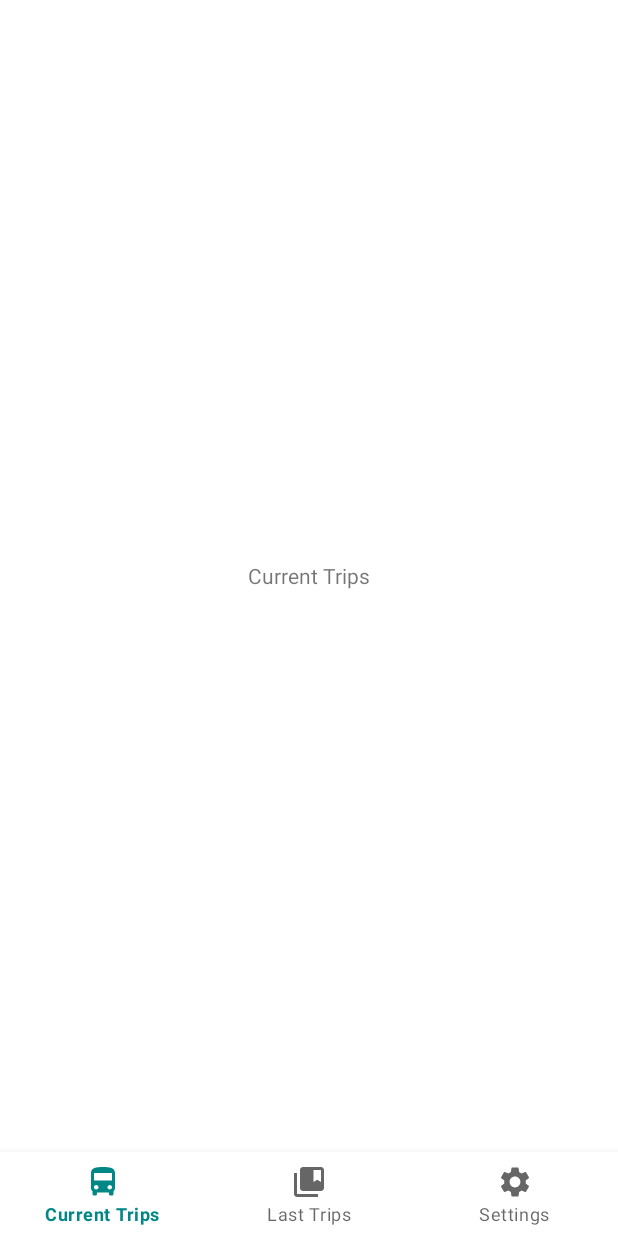
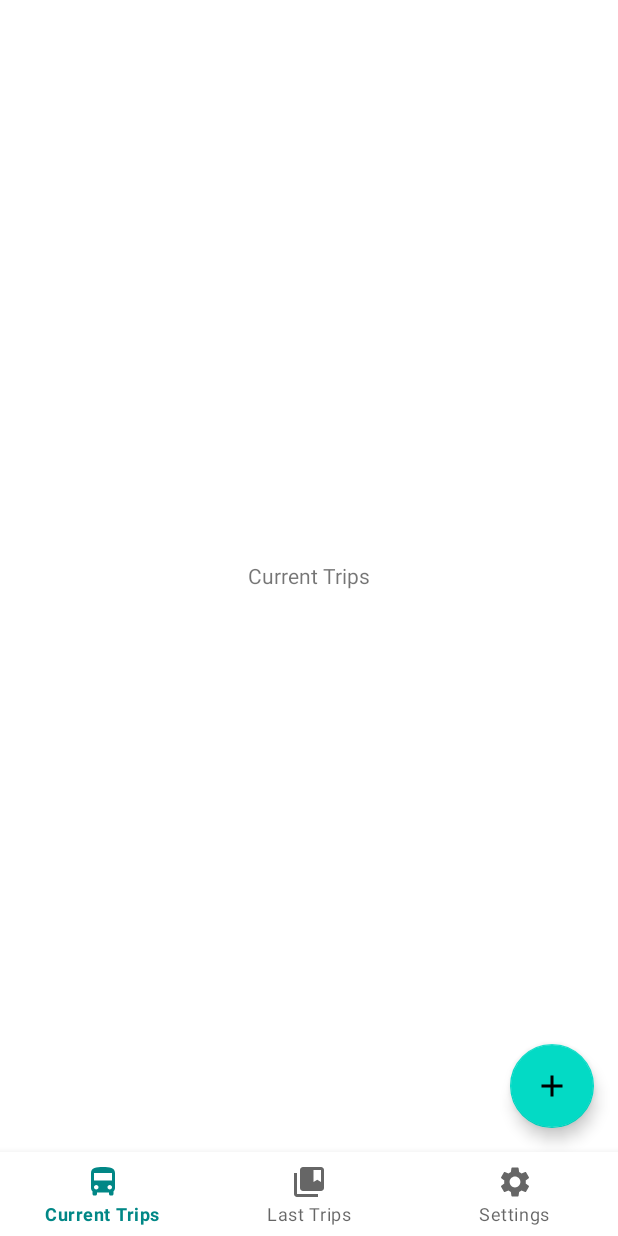
Before and after one commit to Ahmedgadein/Safraa-Bus, an Android app: the CurrentTripsFragment screen opened directly, with no data from a screen before it, on a phone screen of 412 x 824 dp. Run offline under Robolectric (Android 15) with nearby library versions, the phone set to English and light mode, and no system bars; our stand-ins replace Dagger/Hilt's generated code, Firebase (no records; nobody signed in at launch, a user with empty details on screens opened directly).

Commit message:
new trip starting point

```diff
--- a/app/src/main/java/com/dinder/rihlabus/common/Constants.kt
+++ b/app/src/main/java/com/dinder/rihlabus/common/Constants.kt
@@ -3,6 +3,7 @@ package com.dinder.rihlabus.common
 object Constants{
     object FireStoreCollection{
         const val USERS = "users"
+        const val TRIPS = "trips"
     }
     const val VERIFICATION_CODE_LENGTH = 6
 }
--- a/app/src/main/java/com/dinder/rihlabus/di/AppModule.kt
+++ b/app/src/main/java/com/dinder/rihlabus/di/AppModule.kt
@@ -2,6 +2,8 @@ package com.dinder.rihlabus.di
 
 import com.dinder.rihlabus.data.repository.auth.AuthRepository
 import com.dinder.rihlabus.data.repository.auth.FirebaseAuthRepository
+import com.dinder.rihlabus.data.repository.trip.TripRepository
+import com.dinder.rihlabus.data.repository.trip.TripRepositoryImpl
 import dagger.Module
 import dagger.Provides
 import dagger.hilt.InstallIn
@@ -21,4 +23,9 @@ object AppModule {
     fun getAuthRepository(
         ioDispatcher: CoroutineDispatcher
     ): AuthRepository = FirebaseAuthRepository(ioDispatcher)
+
+    @Provides
+    fun getTripRepository(
+        ioDispatcher: CoroutineDispatcher
+    ): TripRepository = TripRepositoryImpl(ioDispatcher)
 }
--- a/app/src/main/java/com/dinder/rihlabus/ui/home/HomeFragment.kt
+++ b/app/src/main/java/com/dinder/rihlabus/ui/home/HomeFragment.kt
@@ -4,6 +4,7 @@ import android.os.Bundle
 import android.view.LayoutInflater
 import android.view.View
 import android.view.ViewGroup
+import androidx.navigation.fragment.findNavController
 import androidx.viewpager2.adapter.FragmentStateAdapter
 import androidx.viewpager2.widget.ViewPager2
 import com.dinder.rihlabus.R
--- a/app/src/main/java/com/dinder/rihlabus/ui/home/currentTrips/CurrentTripsFragment.kt
+++ b/app/src/main/java/com/dinder/rihlabus/ui/home/currentTrips/CurrentTripsFragment.kt
@@ -1,35 +1,36 @@
 package com.dinder.rihlabus.ui.home.currentTrips
 
-import androidx.lifecycle.ViewModelProvider
 import android.os.Bundle
-import androidx.fragment.app.Fragment
 import android.view.LayoutInflater
 import android.view.View
 import android.view.ViewGroup
-import com.dinder.rihlabus.R
+import androidx.fragment.app.viewModels
+import androidx.navigation.fragment.findNavController
 import com.dinder.rihlabus.common.RihlaFragment
+import com.dinder.rihlabus.databinding.CurrentTripsFragmentBinding
+import com.dinder.rihlabus.ui.home.HomeFragmentDirections
 import dagger.hilt.android.AndroidEntryPoint
 
 @AndroidEntryPoint
 class CurrentTripsFragment : RihlaFragment() {
-
-    companion object {
-        fun newInstance() = CurrentTripsFragment()
-    }
-
-    private lateinit var viewModel: CurrentTripsViewModel
-
+    private val viewModel: CurrentTripsViewModel by viewModels()
+    private lateinit var binding: CurrentTripsFragmentBinding
     override fun onCreateView(
         inflater: LayoutInflater, container: ViewGroup?,
         savedInstanceState: Bundle?
-    ): View? {
-        return inflater.inflate(R.layout.current_trips_fragment, container, false)
+    ): View {
+        binding = CurrentTripsFragmentBinding.inflate(inflater, container, false)
+        setUI()
+        return binding.root
     }
 
-    override fun onActivityCreated(savedInstanceState: Bundle?) {
-        super.onActivityCreated(savedInstanceState)
-        viewModel = ViewModelProvider(this).get(CurrentTripsViewModel::class.java)
-        // TODO: Use the ViewModel
+    private fun setUI() {
+        binding.newTripFab.setOnClickListener {
+            navigateToNewTrip()
+        }
     }
 
+    private fun navigateToNewTrip() {
+        findNavController().navigate(HomeFragmentDirections.actionHomeFragmentToNewTripFragment())
+    }
 }
--- /dev/null
+++ b/app/src/main/res/drawable/ic_add.xml
@@ -0,0 +1,5 @@
+<vector android:height="24dp" android:tint="#FFFFFF"
+    android:viewportHeight="24" android:viewportWidth="24"
+    android:width="24dp" xmlns:android="http://schemas.android.com/apk/res/android">
+    <path android:fillColor="@android:color/white" android:pathData="M19,13h-6v6h-2v-6H5v-2h6V5h2v6h6v2z"/>
+</vector>
--- a/app/src/main/res/layout/current_trips_fragment.xml
+++ b/app/src/main/res/layout/current_trips_fragment.xml
@@ -11,4 +11,12 @@
         android:gravity="center"
         android:text="Current Trips" />
 
+    <com.google.android.material.floatingactionbutton.FloatingActionButton
+        android:id="@+id/newTripFab"
+        android:layout_width="wrap_content"
+        android:layout_height="wrap_content"
+        android:layout_margin="16dp"
+        android:src="@drawable/ic_add"
+        android:layout_gravity="bottom|end"/>
+
 </FrameLayout>
--- a/app/src/main/res/navigation/nav_graph.xml
+++ b/app/src/main/res/navigation/nav_graph.xml
@@ -50,5 +50,14 @@
         android:id="@+id/homeFragment"
         android:name="com.dinder.rihlabus.ui.home.HomeFragment"
         android:label="home_fragment"
-        tools:layout="@layout/home_fragment" />
+        tools:layout="@layout/home_fragment" >
+        <action
+            android:id="@+id/action_homeFragment_to_newTripFragment"
+            app:destination="@id/newTripFragment" />
+    </fragment>
+    <fragment
+        android:id="@+id/newTripFragment"
+        android:name="com.dinder.rihlabus.ui.home.newTrip.NewTripFragment"
+        android:label="new_trip_fragment"
+        tools:layout="@layout/new_trip_fragment" />
 </navigation>
--- a/app/src/main/res/values/strings.xml
+++ b/app/src/main/res/values/strings.xml
@@ -21,4 +21,8 @@
     <string name="mobile">Mobile</string>
     <string name="company">Company</string>
     <string name="location">Location</string>
+    <string name="date">Date</string>
+    <string name="destination">Destination</string>
+    <string name="time">Time</string>
+    <string name="price">Price</string>
 </resources>
```
Also changed, not shown: app/src/main/java/com/dinder/rihlabus/ui/custom_views/SeatsView.kt (+36 -57 lines), app/src/main/java/com/dinder/rihlabus/ui/home/newTrip/NewTripFragment.kt (added, +64 -0 lines), app/src/main/java/com/dinder/rihlabus/ui/home/newTrip/NewTripViewModel.kt (added, +52 -0 lines), app/src/main/res/layout/new_trip_fragment.xml (added, +161 -0 lines).
